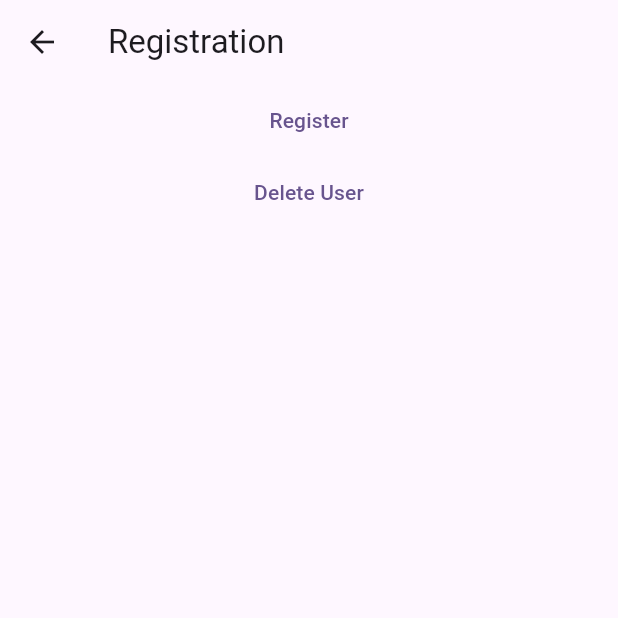
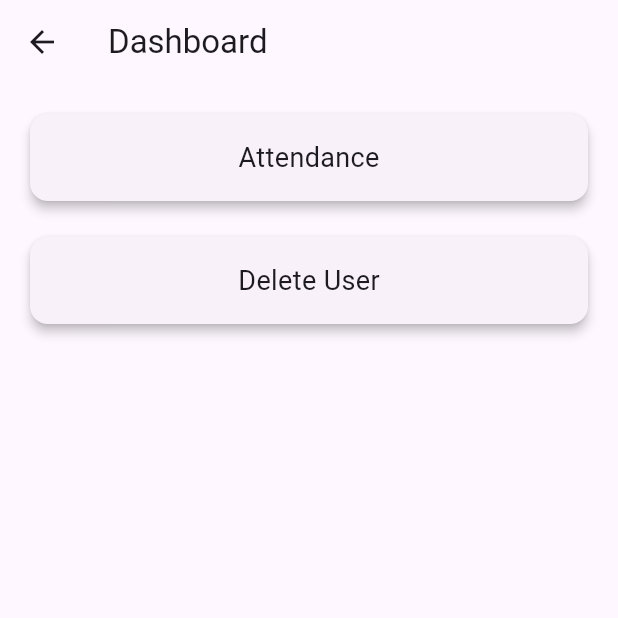
Before and after one commit to swathipabboju/FRDEMO, a Flutter app: the screen it shows after launch, on a phone screen of 412 x 824 dp, the top half of it. Run offline on Flutter 3.47's test engine with Material 2 defaults, Android fonts, the phone set to English and light mode, and no system bars; our stand-ins replace camera.

Commit message:
dashboard ui

```diff
--- a/lib/dashboard.dart
+++ b/lib/dashboard.dart
@@ -1,3 +1,4 @@
+import 'package:cgg_attendance/routes/app_routes.dart';
 import 'package:flutter/material.dart';
 
 class DashboardScreen extends StatefulWidget {
@@ -10,6 +11,52 @@ class DashboardScreen extends StatefulWidget {
 class _DashboardScreenState extends State<DashboardScreen> {
   @override
   Widget build(BuildContext context) {
-    return const Placeholder();
+    return Scaffold(
+      appBar: AppBar(
+        title: const Text('Dashboard'),
+      ),
+      body: Padding(
+        padding: const EdgeInsets.all(16.0),
+        child: Column(
+          crossAxisAlignment: CrossAxisAlignment.stretch,
+          children: [
+            GestureDetector(
+              onTap: () {
+                Navigator.pushNamed(context, AppRoutes.attendance);
+              },
+              child: const Card(
+                elevation: 3.0,
+                child: Padding(
+                  padding: const EdgeInsets.all(16.0),
+                  child: Center(
+                    child: Text(
+                      'Attendance',
+                      style: TextStyle(fontSize: 18.0),
+                    ),
+                  ),
+                ),
+              ),
+            ),
+
+            const SizedBox(height: 16.0),
+            GestureDetector(
+              onTap: () {},
+              child: const Card(
+                elevation: 3.0,
+                child: Padding(
+                  padding: const EdgeInsets.all(16.0),
+                  child: Center(
+                    child: Text(
+                      'Delete User',
+                      style: TextStyle(fontSize: 18.0),
+                    ),
+                  ),
+                ),
+              ),
+            ),
+          ],
+        ),
+      ),
+    );
   }
 }
--- a/lib/routes/app_pages.dart
+++ b/lib/routes/app_pages.dart
@@ -1,6 +1,7 @@
 import 'package:camera/camera.dart';
 import 'package:cgg_attendance/attendance.dart';
 import 'package:cgg_attendance/attendanceios.dart';
+import 'package:cgg_attendance/dashboard.dart';
 import 'package:cgg_attendance/routes/app_routes.dart';
 import 'package:cgg_attendance/splash.dart';
 import 'package:cgg_attendance/takePicture.dart';
@@ -15,6 +16,7 @@ class AppPages {
       AppRoutes.splash: (context) => SplashSCreen(),
       AppRoutes.attendance: (context) => Attendance(),
       AppRoutes.attendanceIOS: (context) => AttendanceIOS(),
+      AppRoutes.dashboard: (context) => DashboardScreen(),
      // AppRoutes.takecameraIOS: (context) => TakePictureScreenIOS(),
     };
   }
--- a/lib/routes/app_routes.dart
+++ b/lib/routes/app_routes.dart
@@ -1,10 +1,11 @@
 class AppRoutes {
   AppRoutes._();
-  static const initial = splash;
+  static const initial = dashboard;
   static const splash = "/splash";
   static const registration = "/registration";
   static const  attendance = "/attendance";
   static const attendanceIOS = "/attendanceIOS";
-    static const  takecamera = "/takecamera";
-     static const takecameraIOS = "/takecameraIOS";
+  static const  takecamera = "/takecamera";
+  static const takecameraIOS = "/takecameraIOS";
+  static const dashboard = "/dashboard";
 }
```
Also changed, not shown: 1 other file.
